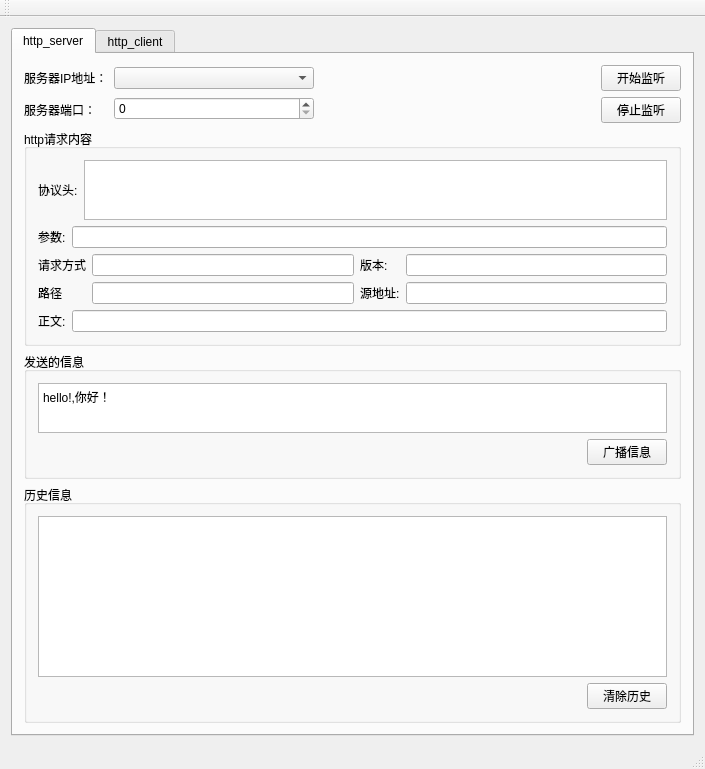
w809291634/QT_Creator_Study, file Qt_exp/http/mainwindow.ui: the form before one commit.
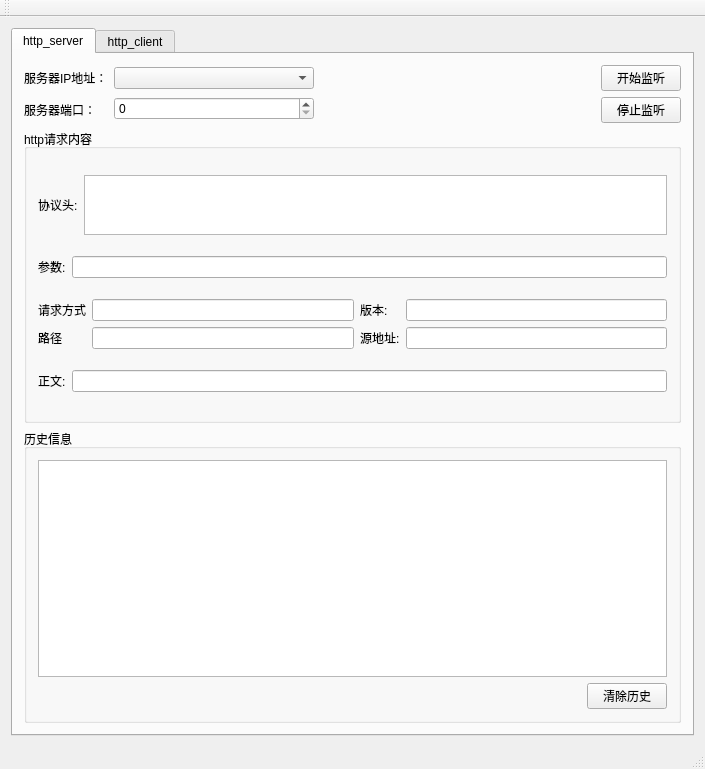
The form after the commit. The open tabs and pages were chosen to show the change.

```diff
--- a/Qt_exp/http/mainwindow.ui
+++ b/Qt_exp/http/mainwindow.ui
@@ -43,6 +43,38 @@
           </item>
          </layout>
         </item>
+        <item row="2" column="0" colspan="4">
+         <widget class="QGroupBox" name="groupBox_3">
+          <property name="title">
+           <string>历史信息</string>
+          </property>
+          <layout class="QGridLayout" name="gridLayout_5">
+           <item row="1" column="1">
+            <widget class="QPushButton" name="server_history_clear">
+             <property name="text">
+              <string>清除历史</string>
+             </property>
+            </widget>
+           </item>
+           <item row="1" column="0">
+            <spacer name="horizontalSpacer_7">
+             <property name="orientation">
+              <enum>Qt::Horizontal</enum>
+             </property>
+             <property name="sizeHint" stdset="0">
+              <size>
+               <width>473</width>
+               <height>20</height>
+              </size>
+             </property>
+            </spacer>
+           </item>
+           <item row="0" column="0" colspan="2">
+            <widget class="QListWidget" name="server_listWidget"/>
+           </item>
+          </layout>
+         </widget>
+        </item>
         <item row="0" column="1">
          <layout class="QVBoxLayout" name="verticalLayout_5">
           <item>
@@ -215,96 +247,6 @@
           </layout>
          </widget>
         </item>
-        <item row="3" column="0" colspan="4">
-         <widget class="QGroupBox" name="groupBox_3">
-          <property name="title">
-           <string>历史信息</string>
-          </property>
-          <layout class="QGridLayout" name="gridLayout_5">
-           <item row="1" column="1">
-            <widget class="QPushButton" name="server_history_clear">
-             <property name="text">
-              <string>清除历史</string>
-             </property>
-            </widget>
-           </item>
-           <item row="1" column="0">
-            <spacer name="horizontalSpacer_7">
-             <property name="orientation">
-              <enum>Qt::Horizontal</enum>
-             </property>
-             <property name="sizeHint" stdset="0">
-              <size>
-               <width>473</width>
-               <height>20</height>
-              </size>
-             </property>
-            </spacer>
-           </item>
-           <item row="0" column="0" colspan="2">
-            <widget class="QListWidget" name="server_listWidget"/>
-           </item>
-          </layout>
-         </widget>
-        </item>
-        <item row="2" column="0" colspan="4">
-         <widget class="QGroupBox" name="groupBox_4">
-          <property name="sizePolicy">
-           <sizepolicy hsizetype="Preferred" vsizetype="Fixed">
-            <horstretch>0</horstretch>
-            <verstretch>0</verstretch>
-           </sizepolicy>
-          </property>
-          <property name="title">
-           <string>发送的信息</string>
-          </property>
-          <layout class="QGridLayout" name="gridLayout_8">
-           <item row="0" column="0" colspan="2">
-            <widget class="QTextEdit" name="server_send_tEdit">
-             <property name="sizePolicy">
-              <sizepolicy hsizetype="Expanding" vsizetype="Expanding">
-               <horstretch>0</horstretch>
-               <verstretch>0</verstretch>
-              </sizepolicy>
-             </property>
-             <property name="maximumSize">
-              <size>
-               <width>16777215</width>
-               <height>50</height>
-              </size>
-             </property>
-             <property name="html">
-              <string>&lt;!DOCTYPE HTML PUBLIC &quot;-//W3C//DTD HTML 4.0//EN&quot; &quot;http://www.w3.org/TR/REC-html40/strict.dtd&quot;&gt;
-&lt;html&gt;&lt;head&gt;&lt;meta name=&quot;qrichtext&quot; content=&quot;1&quot; /&gt;&lt;style type=&quot;text/css&quot;&gt;
-p, li { white-space: pre-wrap; }
-&lt;/style&gt;&lt;/head&gt;&lt;body style=&quot; font-family:'SimSun'; font-size:9pt; font-weight:400; font-style:normal;&quot;&gt;
-&lt;p style=&quot; margin-top:0px; margin-bottom:0px; margin-left:0px; margin-right:0px; -qt-block-indent:0; text-indent:0px;&quot;&gt;hello!,你好！&lt;/p&gt;&lt;/body&gt;&lt;/html&gt;</string>
-             </property>
-            </widget>
-           </item>
-           <item row="1" column="1">
-            <widget class="QPushButton" name="server_send_btn">
-             <property name="text">
-              <string>广播信息</string>
-             </property>
-            </widget>
-           </item>
-           <item row="1" column="0">
-            <spacer name="horizontalSpacer_4">
-             <property name="orientation">
-              <enum>Qt::Horizontal</enum>
-             </property>
-             <property name="sizeHint" stdset="0">
-              <size>
-               <width>40</width>
-               <height>20</height>
-              </size>
-             </property>
-            </spacer>
-           </item>
-          </layout>
-         </widget>
-        </item>
        </layout>
       </widget>
       <widget class="QWidget" name="http_client_tab">
```
Left out of the diff: 28 changed lines with no effect on the pictures.
